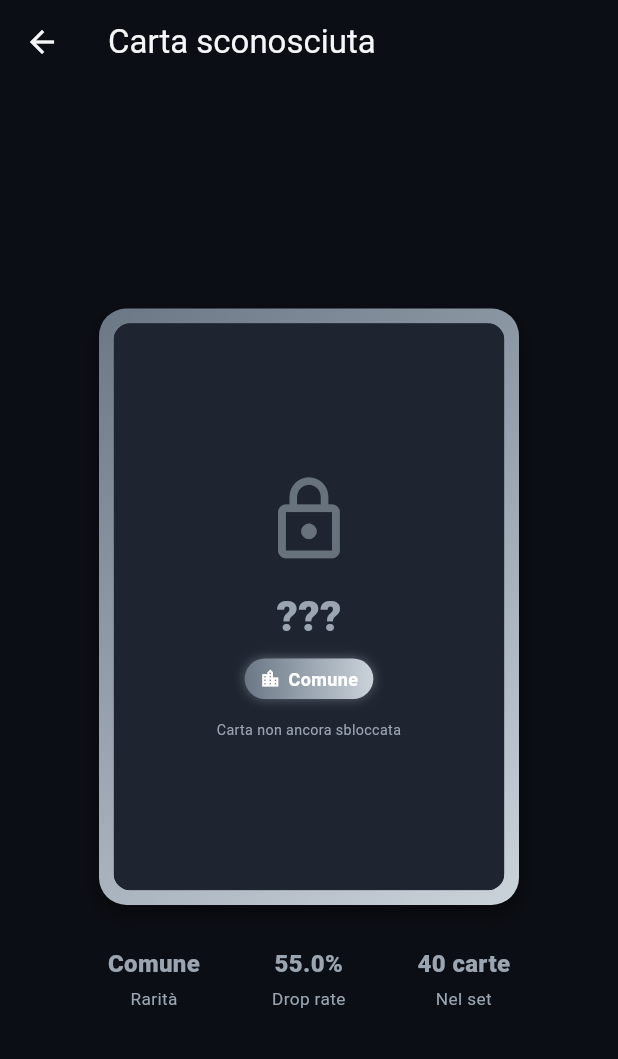
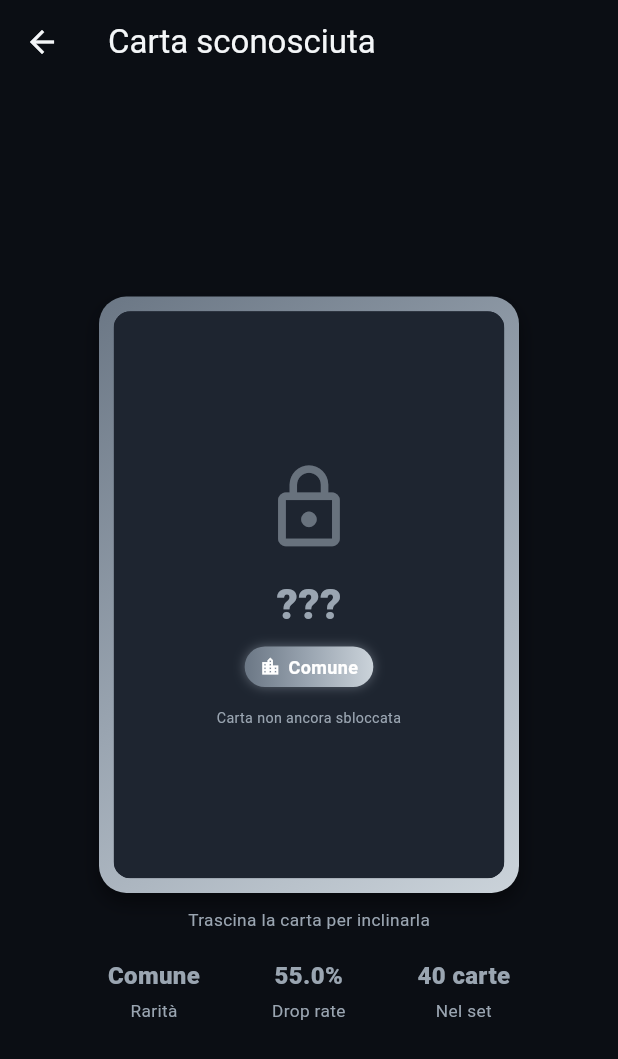
Before and after one commit to Taaawhiri/Kinly, a Flutter app: the CardDetailScreen screen opened directly with empty values, on a phone screen of 412 x 824 dp. Shown: the top 1059 px of the screen. Run offline on Flutter 3.47's test engine with Material 3 defaults, Android fonts, the phone set to English and light mode, and no system bars.

Commit message:
Carte cliccabili ovunque, tilt 3D interattivo e full art dedicate
- Ogni carta (griglia, vetrina rarità, riepilogo busta) apre il dettaglio
  a schermo grande.
- Nel dettaglio la carta può essere trascinata: si inclina in prospettiva
  con un riflesso che si muove sulla superficie e torna dritta con un
  rimbalzo elastico al rilascio.
- Roma, Venezia, Kyoto, Gerusalemme (Leggendarie) e Atlantide (Segreta)
  hanno ora una scena illustrata unica disegnata a mano via Canvas,
  invece dello skyline procedurale condiviso dalle altre carte.

```diff
--- a/lib/screens/card_detail_screen.dart
+++ b/lib/screens/card_detail_screen.dart
@@ -3,17 +3,23 @@ import '../models/city_card.dart';
 import '../models/rarity.dart';
 import '../theme/app_theme.dart';
 import '../widgets/city_card_widget.dart';
+import '../widgets/interactive_3d_card.dart';
 
 class CardDetailScreen extends StatelessWidget {
-  const CardDetailScreen({super.key, required this.card});
+  const CardDetailScreen({super.key, required this.card, this.revealLocked = false});
   final CityCard card;
+
+  /// Se true, mostra sempre l'arte completa anche se la carta non è
+  /// ancora sbloccata (usato dalla vetrina rarità e dal riepilogo busta).
+  final bool revealLocked;
 
   @override
   Widget build(BuildContext context) {
     final rarity = card.rarity;
+    final revealed = card.unlocked || revealLocked;
     return Scaffold(
       appBar: AppBar(
-        title: Text(card.unlocked ? card.city : 'Carta sconosciuta'),
+        title: Text(revealed ? card.city : 'Carta sconosciuta'),
       ),
       body: SafeArea(
         child: Center(
@@ -21,8 +27,20 @@ class CardDetailScreen extends StatelessWidget {
             padding: const EdgeInsets.symmetric(vertical: 24),
             child: Column(
               children: [
-                CityCardWidget(card: card, width: 280),
-                const SizedBox(height: 28),
+                SizedBox(
+                  width: 280,
+                  height: 280 * 1.42,
+                  child: Interactive3DCard(
+                    borderRadius: BorderRadius.circular(280 * 0.065),
+                    child: CityCardWidget(card: card, width: 280, revealLocked: revealLocked),
+                  ),
+                ),
+                const SizedBox(height: 10),
+                const Text(
+                  'Trascina la carta per inclinarla',
+                  style: TextStyle(color: AppTheme.textSecondary, fontSize: 11.5),
+                ),
+                const SizedBox(height: 18),
                 Padding(
                   padding: const EdgeInsets.symmetric(horizontal: 24),
                   child: Column(
@@ -35,7 +53,7 @@ class CardDetailScreen extends StatelessWidget {
                           _InfoTile(label: 'Nel set', value: '${rarity.cardsInSet} carte', color: rarity.accentColor),
                         ],
                       ),
-                      if (rarity.isAnimatedFoil && card.unlocked) ...[
+                      if (rarity.isAnimatedFoil && revealed) ...[
                         const SizedBox(height: 20),
                         Container(
                           padding: const EdgeInsets.symmetric(horizontal: 16, vertical: 10),
--- /dev/null
+++ b/lib/widgets/interactive_3d_card.dart
@@ -0,0 +1,103 @@
+import 'package:flutter/material.dart';
+
+/// Avvolge una carta e la rende "fisica": trascinandola con il dito si
+/// inclina in prospettiva (come tenerla in mano sotto la luce) e un
+/// riflesso scorre sulla superficie. Al rilascio torna dritta con un
+/// piccolo rimbalzo elastico.
+class Interactive3DCard extends StatefulWidget {
+  const Interactive3DCard({super.key, required this.child, this.borderRadius = const BorderRadius.all(Radius.circular(18))});
+
+  final Widget child;
+  final BorderRadius borderRadius;
+
+  @override
+  State<Interactive3DCard> createState() => _Interactive3DCardState();
+}
+
+class _Interactive3DCardState extends State<Interactive3DCard> with SingleTickerProviderStateMixin {
+  static const double _maxTiltRad = 0.45;
+
+  Offset _tilt = Offset.zero; // componenti x/y in [-1, 1]
+  Offset _snapFrom = Offset.zero;
+  late final AnimationController _snapController;
+
+  @override
+  void initState() {
+    super.initState();
+    _snapController = AnimationController(vsync: this, duration: const Duration(milliseconds: 600))
+      ..addListener(() {
+        final t = Curves.elasticOut.transform(_snapController.value);
+        setState(() => _tilt = Offset.lerp(_snapFrom, Offset.zero, t)!);
+      });
+  }
+
+  @override
+  void dispose() {
+    _snapController.dispose();
+    super.dispose();
+  }
+
+  void _updateTilt(Offset localPosition, Size size) {
+    final dx = (localPosition.dx / size.width) * 2 - 1;
+    final dy = (localPosition.dy / size.height) * 2 - 1;
+    setState(() => _tilt = Offset(dx.clamp(-1, 1), dy.clamp(-1, 1)));
+  }
+
+  void _snapBack() {
+    _snapFrom = _tilt;
+    _snapController.forward(from: 0);
+  }
+
+  @override
+  Widget build(BuildContext context) {
+    return LayoutBuilder(
+      builder: (context, constraints) {
+        final size = constraints.biggest;
+        return GestureDetector(
+          onPanDown: (d) {
+            _snapController.stop();
+            _updateTilt(d.localPosition, size);
+          },
+          onPanUpdate: (d) => _updateTilt(d.localPosition, size),
+          onPanEnd: (_) => _snapBack(),
+          onPanCancel: _snapBack,
+          child: Transform(
+            alignment: Alignment.center,
+            transform: Matrix4.identity()
+              ..setEntry(3, 2, 0.0018)
+              ..rotateX(-_tilt.dy * _maxTiltRad)
+              ..rotateY(_tilt.dx * _maxTiltRad),
+            child: Stack(
+              children: [
+                widget.child,
+                Positioned.fill(
+                  child: ClipRRect(
+                    borderRadius: widget.borderRadius,
+                    child: IgnorePointer(
+                      child: Opacity(
+                        opacity: (_tilt.distance).clamp(0.0, 1.0) * 0.55,
+                        child: Align(
+                          alignment: Alignment(_tilt.dx, _tilt.dy),
+                          child: Container(
+                            width: size.shortestSide * 1.3,
+                            height: size.shortestSide * 1.3,
+                            decoration: BoxDecoration(
+                              shape: BoxShape.circle,
+                              gradient: RadialGradient(
+                                colors: [Colors.white.withOpacity(0.6), Colors.white.withOpacity(0.0)],
+                              ),
+                            ),
+                          ),
+                        ),
+                      ),
+                    ),
+                  ),
+                ),
+              ],
+            ),
+          ),
+        );
+      },
+    );
+  }
+}
```
Also changed, not shown: lib/screens/pack_opening_screen.dart (+7 -1 lines), lib/screens/rarity_showcase_screen.dart (+9 -1 lines), lib/widgets/city_card_widget.dart (+31 -0 lines), lib/widgets/full_art_scenes.dart (added, +411 -0 lines), 1 other file.
